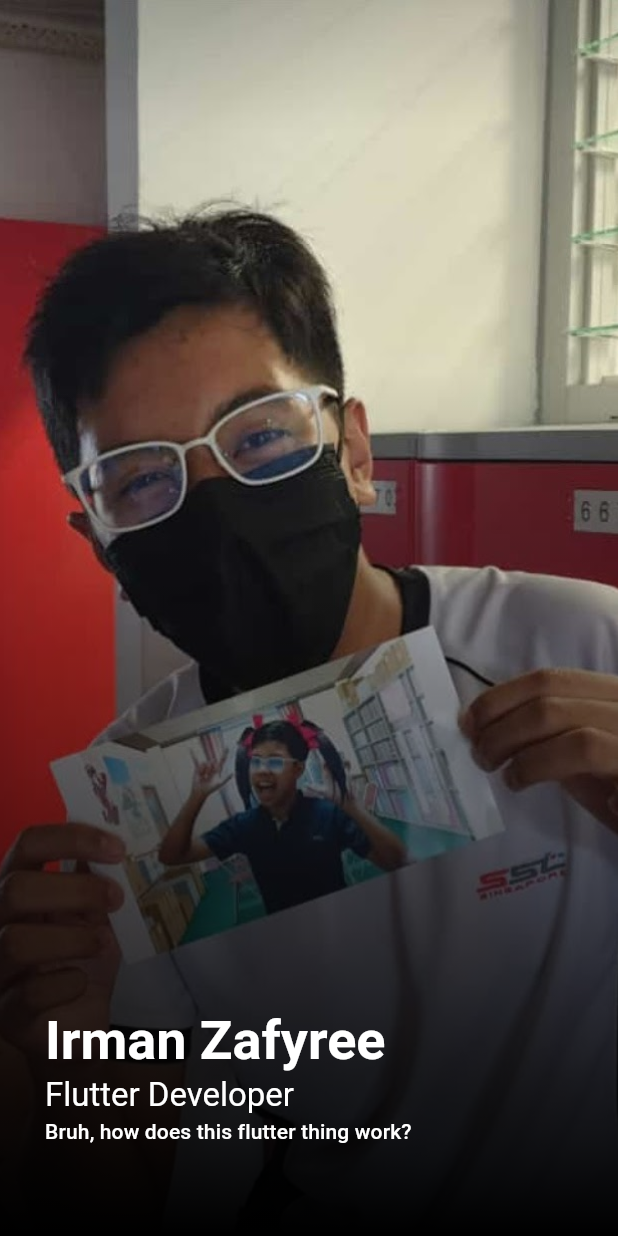
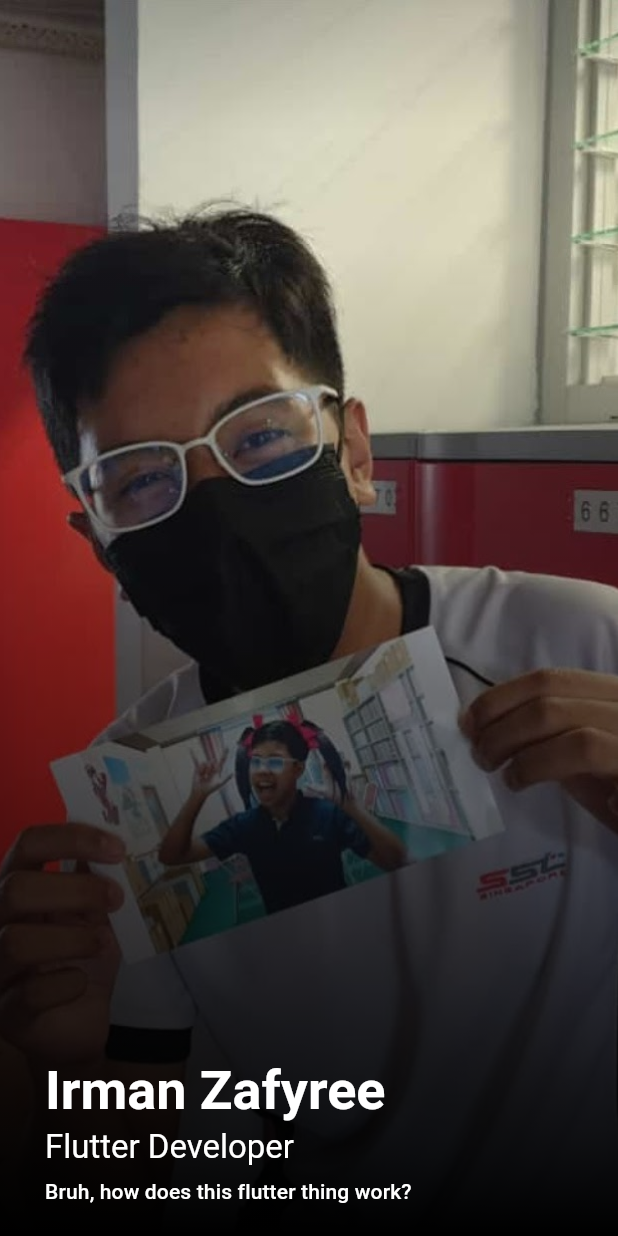
Before and after one commit to Zafyree3/GitConnect, a Flutter app: the PeopleMatchingPage widget shown alone on an empty page, opened directly, on a phone screen of 412 x 824 dp. Run offline on Flutter 3.47's test engine with Material 2 defaults, Android fonts, the light colour scheme and no system bars; drawn by our look-alikes of sliding_up_panel.

Commit message:
almost done with main page

```diff
--- a/lib/main.dart
+++ b/lib/main.dart
@@ -1,4 +1,6 @@
 import 'package:flutter/material.dart';
+import 'package:flutter/rendering.dart';
+import 'package:sliding_up_panel/sliding_up_panel.dart';
 
 void main() {
   runApp(const MyApp());
@@ -13,6 +15,7 @@ var imageList = [
 ];
 
 var _pageController = PageController(initialPage: 0);
+var _pc = PanelController();
 
 class MyApp extends StatelessWidget {
   const MyApp({super.key});
@@ -99,32 +102,32 @@ class _HomeScreenState extends State<HomeScreen> {
                       icon: Icon(
                         Icons.account_box,
                         color: selectedIndex == 0
-                            ? color.onPrimary
-                            : color.inversePrimary,
+                            ? color.inversePrimary
+                            : Colors.white,
                       ),
                       label: "Account"),
                   NavigationDestination(
                       icon: Icon(
                         Icons.person,
                         color: selectedIndex == 1
-                            ? color.onPrimary
-                            : color.inversePrimary,
+                            ? color.inversePrimary
+                            : Colors.white,
                       ),
                       label: "test"),
                   NavigationDestination(
                       icon: Icon(
                         Icons.groups_3,
                         color: selectedIndex == 2
-                            ? color.onPrimary
-                            : color.inversePrimary,
+                            ? color.inversePrimary
+                            : Colors.white,
                       ),
                       label: "test"),
                   NavigationDestination(
                       icon: Icon(
                         Icons.numbers,
                         color: selectedIndex == 3
-                            ? color.onPrimary
-                            : color.inversePrimary,
+                            ? color.inversePrimary
+                            : Colors.white,
                       ),
                       label: "test")
                 ],
@@ -134,22 +137,38 @@ class _HomeScreenState extends State<HomeScreen> {
                     selectedIndex = value;
                   });
                 },
-                backgroundColor: Colors.white,
-                indicatorColor: Theme.of(context).colorScheme.inversePrimary,
-              ),
+                backgroundColor: Color(0xFF000000),
+                indicatorColor: Colors.transparent,
+              )
             ],
           ),
         ));
   }
 }
 
-class PeopleMatchingPage extends StatelessWidget {
+class PeopleMatchingPage extends StatefulWidget {
   const PeopleMatchingPage({super.key});
+
+  @override
+  State<PeopleMatchingPage> createState() => _PeopleMatchingPageState();
+}
+
+class _PeopleMatchingPageState extends State<PeopleMatchingPage> {
+  OverlayEntry? entry;
+
+  BorderRadiusGeometry radius = const BorderRadius.only(
+    topLeft: Radius.circular(24.0),
+    topRight: Radius.circular(24.0),
+  );
 
   @override
   Widget build(BuildContext context) {
     return GestureDetector(
       onTap: () {
+        if (_pc.isPanelOpen) {
+          return;
+        }
+
         activeImage++;
         if (activeImage == imageList.length) {
           activeImage = 0;
@@ -159,18 +178,21 @@ class PeopleMatchingPage extends StatelessWidget {
             duration: Duration(milliseconds: activeImage == 0 ? 600 : 300),
             curve: Curves.easeInOut);
       },
+      onDoubleTap: () {
+        print("double tap");
+      },
+      onVerticalDragUpdate: (details) {
+        var sensitivity = 8;
+        if (details.delta.dy < -sensitivity) {
+          _pc.open();
+        }
+        if (details.delta.dy > sensitivity) {
+          _pc.close();
+        }
+      },
       child: Stack(
         children: [
-          ImageCarousel(),
-          // Container(
-          //   decoration: const BoxDecoration(
-          //       color: Colors.transparent,
-          //       image: DecorationImage(
-          //           image: AssetImage("assets/profileImage1.jpg"),
-          //           fit: BoxFit.fitHeight)),
-          //   height: MediaQuery.of(context).size.height,
-          //   width: MediaQuery.of(context).size.width,
-          // ),
+          const ImageCarousel(),
           Container(
             decoration: BoxDecoration(
                 color: Colors.white,
@@ -178,41 +200,192 @@ class PeopleMatchingPage extends StatelessWidget {
                     begin: FractionalOffset.topCenter,
                     end: FractionalOffset.bottomCenter,
                     colors: [
-                      Colors.black.withOpacity(0.0),
-                      Colors.black.withOpacity(0.0),
+                      Colors.black.withOpacity(0),
+                      Colors.black.withOpacity(0),
                       Colors.black,
                     ],
                     stops: const <double>[
                       0.0,
-                      0.3,
+                      0.2,
                       1.0
                     ])),
             height: MediaQuery.of(context).size.height,
             width: MediaQuery.of(context).size.width,
           ),
-          Padding(
-            padding: const EdgeInsets.symmetric(horizontal: 30, vertical: 60),
+          const ProfileMiniInfo(),
+          SlidingUpPanel(
+            controller: _pc,
+            panel: const ProfileInfo(),
+            minHeight: 0,
+            maxHeight: MediaQuery.of(context).size.height * 0.5,
+            borderRadius: radius,
+            color: Color(0xFF212121),
+          )
+        ],
+      ),
+    );
+  }
+}
+
+class ProfileMiniInfo extends StatelessWidget {
+  const ProfileMiniInfo({
+    super.key,
+  });
+
+  @override
+  Widget build(BuildContext context) {
+    return Padding(
+      padding: const EdgeInsets.symmetric(horizontal: 30, vertical: 20),
       child: Column(
         mainAxisAlignment: MainAxisAlignment.end,
         crossAxisAlignment: CrossAxisAlignment.start,
         children: [
           Text('Irman Zafyree',
-                    style: Theme.of(context).textTheme.displaySmall!.copyWith(
-                        color: Colors.white, fontWeight: FontWeight.bold)),
+              style: Theme.of(context)
+                  .textTheme
+                  .displaySmall!
+                  .copyWith(color: Colors.white, fontWeight: FontWeight.bold)),
+          SizedBox(height: 2),
           Text("Flutter Developer",
               style: Theme.of(context)
                   .textTheme
                   .titleLarge!
                   .copyWith(color: Colors.white)),
+          SizedBox(height: 5),
           Text("Bruh, how does this flutter thing work?",
               style: Theme.of(context).textTheme.labelLarge!.copyWith(
                     color: Colors.white,
                   ))
         ],
       ),
+    );
+  }
+}
+
+class ProfileInfo extends StatelessWidget {
+  const ProfileInfo({
+    super.key,
+  });
+
+  @override
+  Widget build(BuildContext context) {
+    var color = Theme.of(context).colorScheme;
+
+    return Padding(
+      padding: const EdgeInsets.symmetric(vertical: 30, horizontal: 30),
+      child: Column(
+        mainAxisAlignment: MainAxisAlignment.start,
+        crossAxisAlignment: CrossAxisAlignment.center,
+        children: [
+          Text("Irman Zafyree",
+              style: Theme.of(context)
+                  .textTheme
+                  .headlineMedium!
+                  .copyWith(color: Colors.white, fontWeight: FontWeight.bold)),
+          Text("Flutter Developer",
+              style: Theme.of(context)
+                  .textTheme
+                  .titleLarge!
+                  .copyWith(color: Colors.white)),
+          const SizedBox(height: 20),
+          SizedBox(
+            width: double.infinity,
+            child: Column(
+              mainAxisAlignment: MainAxisAlignment.start,
+              crossAxisAlignment: CrossAxisAlignment.start,
+              children: [
+                Text("Bio",
+                    style: Theme.of(context).textTheme.titleMedium!.copyWith(
+                        color: color.inversePrimary,
+                        fontWeight: FontWeight.bold)),
+                Text("Bruh, how does this flutter thing work?",
+                    style: Theme.of(context)
+                        .textTheme
+                        .bodyLarge!
+                        .copyWith(color: Colors.white))
+              ],
+            ),
+          ),
+          const SizedBox(height: 20),
+          SizedBox(
+            width: double.infinity,
+            child: Column(
+              mainAxisAlignment: MainAxisAlignment.start,
+              crossAxisAlignment: CrossAxisAlignment.start,
+              children: [
+                Text("Skills",
+                    style: Theme.of(context).textTheme.titleMedium!.copyWith(
+                        color: color.inversePrimary,
+                        fontWeight: FontWeight.bold)),
+                const Wrap(
+                  spacing: 5,
+                  runSpacing: 5,
+                  children: [
+                    SkillChip(color: Colors.blue, label: "Flutter"),
+                    SkillChip(color: Colors.blue, label: "Flutter"),
+                    SkillChip(color: Colors.blue, label: "Flutter"),
+                    SkillChip(color: Colors.blue, label: "Flutter"),
+                    SkillChip(color: Colors.blue, label: "Flutter"),
+                    SkillChip(color: Colors.blue, label: "Flutter"),
+                    SkillChip(color: Colors.blue, label: "Flutter"),
+                  ],
                 )
               ],
             ),
+          ),
+          const SizedBox(height: 20),
+          SizedBox(
+            width: double.infinity,
+            child: Column(
+              mainAxisAlignment: MainAxisAlignment.start,
+              crossAxisAlignment: CrossAxisAlignment.start,
+              children: [
+                Text("Interests",
+                    style: Theme.of(context).textTheme.titleMedium!.copyWith(
+                        color: color.inversePrimary,
+                        fontWeight: FontWeight.bold)),
+                const Wrap(
+                  spacing: 5,
+                  runSpacing: 5,
+                  children: [
+                    SkillChip(color: Colors.blue, label: "Flutter"),
+                    SkillChip(color: Colors.blue, label: "Flutter"),
+                    SkillChip(color: Colors.blue, label: "Flutter"),
+                    SkillChip(color: Colors.blue, label: "Flutter"),
+                  ],
+                )
+              ],
+            ),
+          ),
+        ],
+      ),
+    );
+  }
+}
+
+class SkillChip extends StatelessWidget {
+  final Color color;
+
+  final String label;
+
+  const SkillChip({
+    super.key,
+    required this.label,
+    required this.color,
+  });
+
+  @override
+  Widget build(BuildContext context) {
+    return Container(
+      padding: const EdgeInsets.symmetric(vertical: 7, horizontal: 15),
+      decoration: BoxDecoration(
+          color: color.withOpacity(0.2),
+          borderRadius: BorderRadius.circular(20)),
+      child: Text(label,
+          style: Theme.of(context)
+              .textTheme
+              .bodyLarge!
+              .copyWith(color: Colors.white)),
     );
   }
 }
--- a/pubspec.yaml
+++ b/pubspec.yaml
@@ -34,6 +34,7 @@ dependencies:
   # The following adds the Cupertino Icons font to your application.
   # Use with the CupertinoIcons class for iOS style icons.
   cupertino_icons: ^1.0.2
+  sliding_up_panel: ^2.0.0+1
 
 dev_dependencies:
   flutter_test:
```
Also changed, not shown: pubspec.lock. Lines whose indentation alone changed are shown as unchanged.
